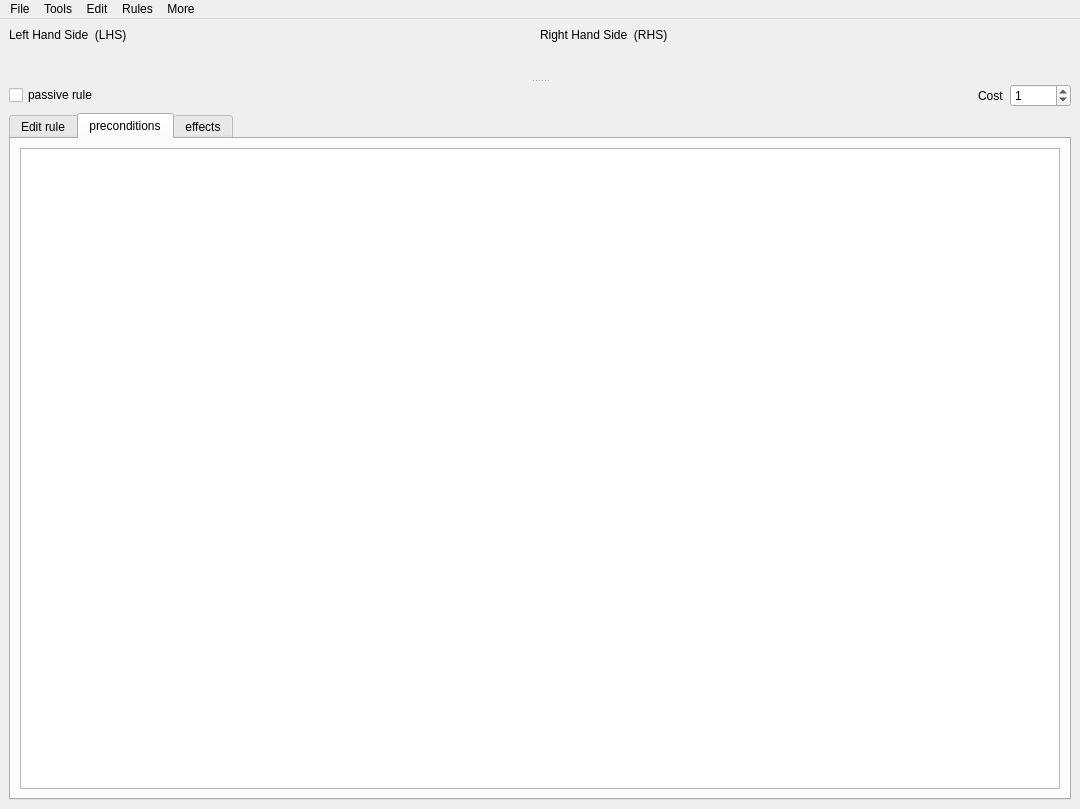
Qt form tools/ui/guiAGGLEditor.ui (rahulkatiyar19955/AGM) before a commit.
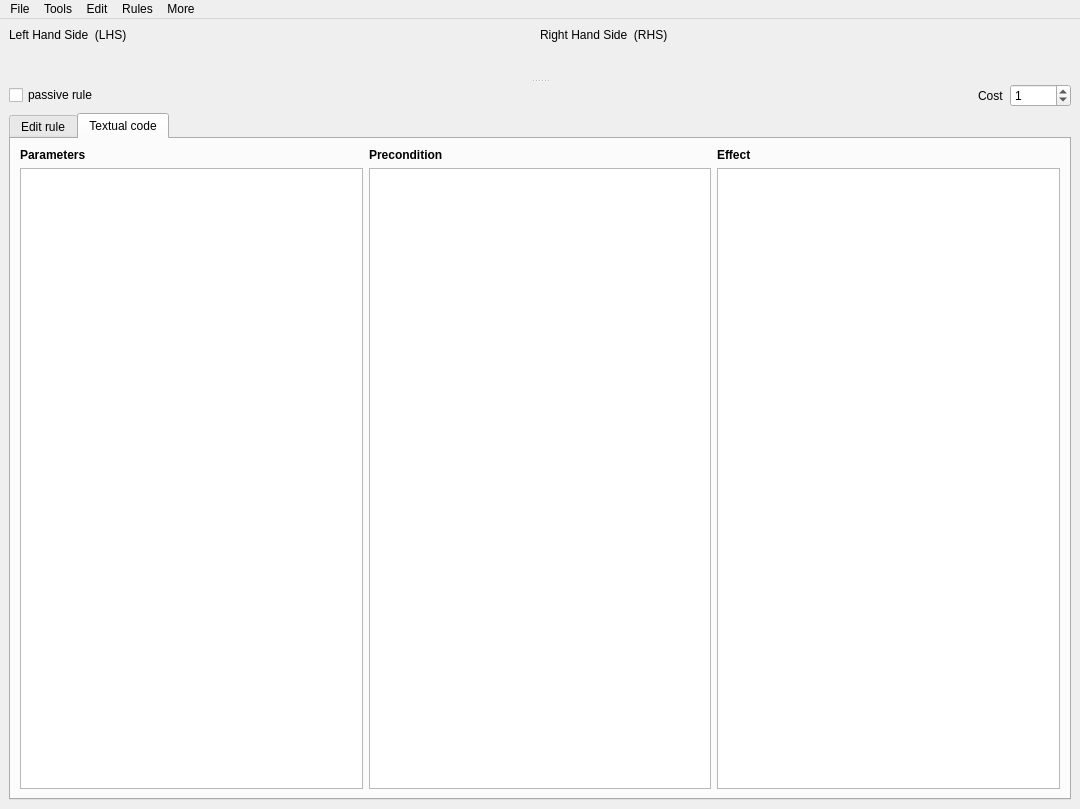
The same form after that commit. The open tabs and pages were chosen to show the change. Icons and pictures are not drawn.

```diff
--- a/tools/ui/guiAGGLEditor.ui
+++ b/tools/ui/guiAGGLEditor.ui
@@ -204,21 +204,68 @@
           </widget>
           <widget class="QWidget" name="tabPreconditions">
            <attribute name="title">
-            <string>preconditions</string>
+            <string>Textual code</string>
            </attribute>
-           <layout class="QVBoxLayout" name="verticalLayout_6">
-            <item>
-             <widget class="QTextEdit" name="textPreconditions"/>
+           <layout class="QGridLayout" name="gridLayout">
+            <item row="1" column="0">
+             <widget class="QTextEdit" name="textParameters">
+              <property name="tabStopWidth">
+               <number>20</number>
+              </property>
+             </widget>
             </item>
-           </layout>
-          </widget>
-          <widget class="QWidget" name="tabEffects">
-           <attribute name="title">
-            <string>effects</string>
-           </attribute>
-           <layout class="QVBoxLayout" name="verticalLayout_5">
-            <item>
-             <widget class="QTextEdit" name="textEffects"/>
+            <item row="1" column="1">
+             <widget class="QTextEdit" name="textPrecondition">
+              <property name="tabStopWidth">
+               <number>20</number>
+              </property>
+             </widget>
+            </item>
+            <item row="1" column="2">
+             <widget class="QTextEdit" name="textEffect">
+              <property name="tabStopWidth">
+               <number>20</number>
+              </property>
+             </widget>
+            </item>
+            <item row="0" column="0">
+             <widget class="QLabel" name="label_6">
+              <property name="font">
+               <font>
+                <weight>75</weight>
+                <bold>true</bold>
+               </font>
+              </property>
+              <property name="text">
+               <string>Parameters</string>
+              </property>
+             </widget>
+            </item>
+            <item row="0" column="1">
+             <widget class="QLabel" name="label_7">
+              <property name="font">
+               <font>
+                <weight>75</weight>
+                <bold>true</bold>
+               </font>
+              </property>
+              <property name="text">
+               <string>Precondition</string>
+              </property>
+             </widget>
+            </item>
+            <item row="0" column="2">
+             <widget class="QLabel" name="label_8">
+              <property name="font">
+               <font>
+                <weight>75</weight>
+                <bold>true</bold>
+               </font>
+              </property>
+              <property name="text">
+               <string>Effect</string>
+              </property>
+             </widget>
             </item>
            </layout>
           </widget>
```
Left out of the diff: 4 changed lines with no effect on the pictures.
